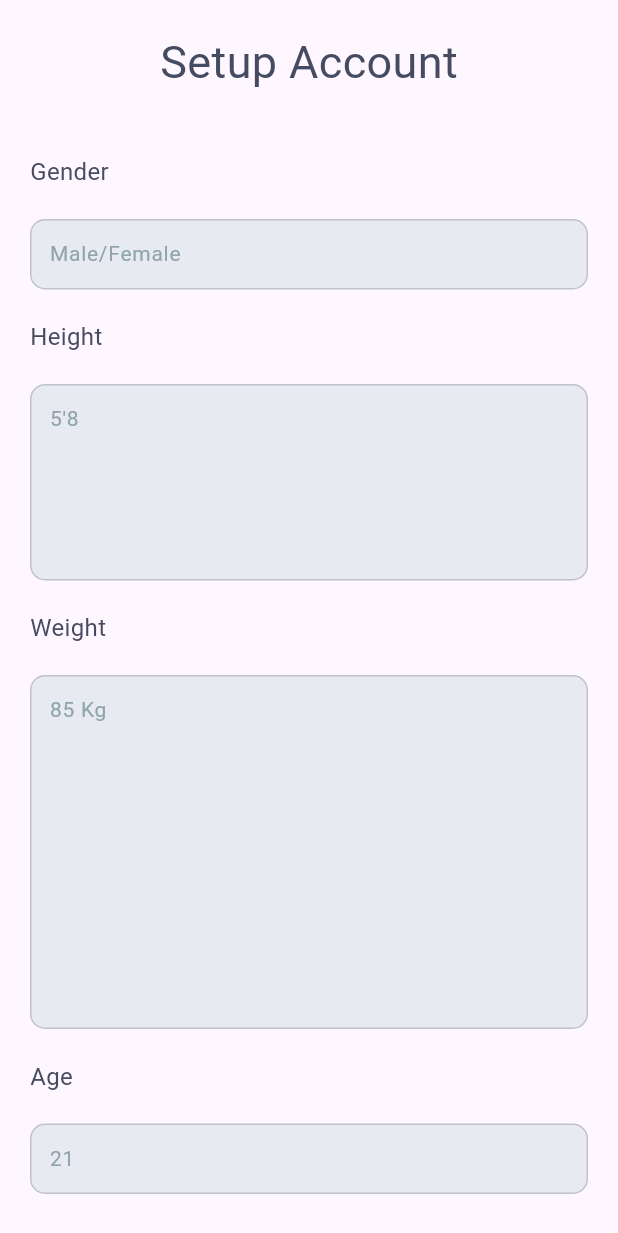
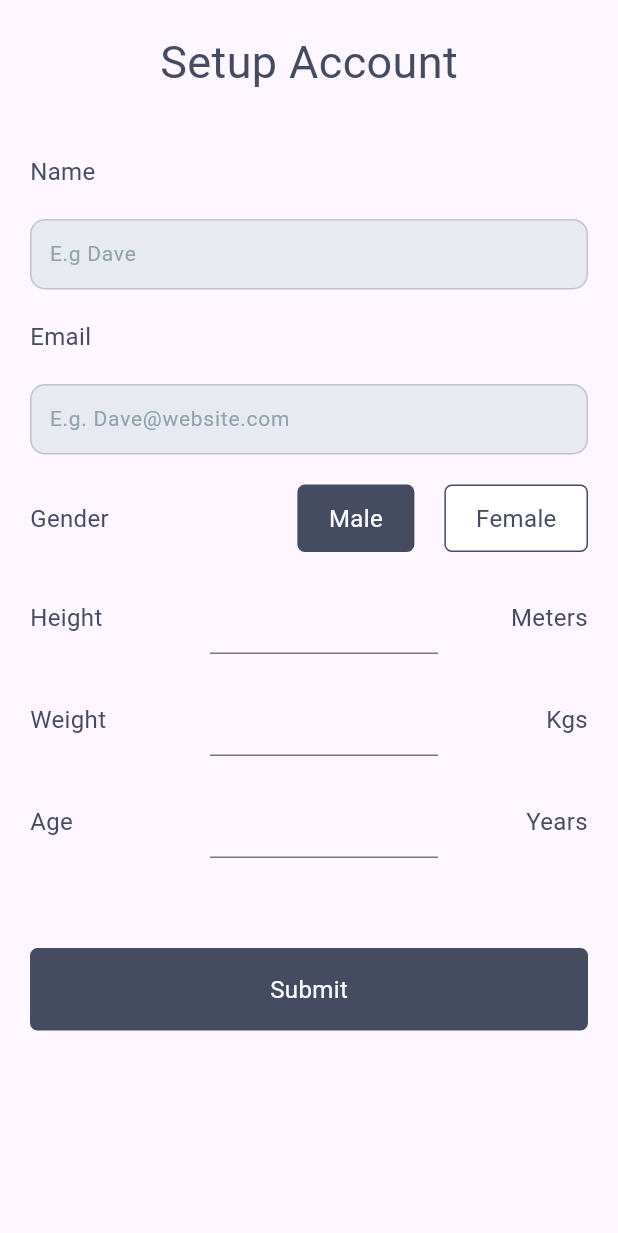
Before and after one commit to Taporaj666/NutriDiet, a Flutter app: the SetupWizard screen opened directly, on a phone screen of 412 x 824 dp. Shown: the top 1233 px of the screen. Run offline on Flutter 3.47's test engine with Material 2 defaults, Android fonts, the phone set to English and light mode, and no system bars; our stand-ins replace cloud_firestore, firebase_auth, firebase_core, fluttertoast, google_sign_in; accounts and stored records are empty.

Commit message:
Correction on edit profile, recipes addition

```diff
--- a/NutriDiet/lib/Account/SetupWizard.dart
+++ b/NutriDiet/lib/Account/SetupWizard.dart
@@ -1,6 +1,7 @@
 import 'package:flutter/Material.dart';
 import 'package:nutridiet/BusinessLogic/FireStore.dart';
 
+import '../BusinessLogic/Firebase.dart';
 import '../Home/Home.dart';
 
 class SetupWizard extends StatefulWidget {
@@ -12,10 +13,20 @@ class SetupWizard extends StatefulWidget {
 
 class _SetupWizardState extends State<SetupWizard> {
 
-  TextEditingController genderController = new TextEditingController();
+  bool genderController = true;
+
+  TextEditingController nameController = new TextEditingController();
+  TextEditingController emailController = new TextEditingController();
   TextEditingController heightController = new TextEditingController();
   TextEditingController ageController = new TextEditingController();
   TextEditingController weightController = new TextEditingController();
+
+  @override void initState() {
+    // TODO: implement initState
+    super.initState();
+    nameController.text = FirebaseManager.user!.displayName!;
+    emailController.text = FirebaseManager.user!.email!;
+  }
 
   @override
   Widget build(BuildContext context) {
@@ -33,17 +44,59 @@ class _SetupWizardState extends State<SetupWizard> {
                 ],
               ),
               SizedBox(height: 40,),
-              inputBox("Gender", genderController, "Male/Female", 1, false),
+              inputBox("Name", nameController, "E.g Dave", true),
               SizedBox(height: 20,),
-              inputBox("Height", heightController, "5'8", 5, true),
+              inputBox("Email", emailController, "E.g. Dave@website.com", true),
               SizedBox(height: 20,),
-              inputBox("Weight", weightController, "85 Kg", 10, true),
+              Row(
+                children: [
+                  Text("Gender", style: TextStyle(fontSize: 16, color: Color(0xff454B60)),),
+                  Spacer(),
+                  GestureDetector(
+                    onTap: () async {
+                      setState(() {
+                        genderController = true;
+                      });
+                    },
+                    child: Container(
+                      padding: EdgeInsets.symmetric(vertical: 10, horizontal: 20),
+                      decoration: BoxDecoration(
+                          color: genderController ? Color(0xff454B60) : Colors.white,
+                          border: Border.all(color: Color(0xff454B60)),
+                          borderRadius: BorderRadius.circular(5)
+                      ),
+                      child: Center(child: Text("Male", style: TextStyle(fontSize: 16, color: genderController ? Colors.white : Color(0xff454B60)),)),
+                    ),
+                  ),
+                  SizedBox(width: 20,),
+                  GestureDetector(
+                    onTap: () async {
+                      setState(() {
+                        genderController = false;
+                      });
+                    },
+                    child: Container(
+                      padding: EdgeInsets.symmetric(vertical: 10, horizontal: 20),
+                      decoration: BoxDecoration(
+                          color: !genderController ? Color(0xff454B60) : Colors.white,
+                          border: Border.all(color: Color(0xff454B60)),
+                          borderRadius: BorderRadius.circular(5)
+                      ),
+                      child: Center(child: Text("Female", style: TextStyle(fontSize: 16, color: !genderController ? Colors.white : Color(0xff454B60)),)),
+                    ),
+                  )
+                ],
+              ),
               SizedBox(height: 20,),
-              inputBox("Age", ageController, "21", 1, true),
-              SizedBox(height: 40,),
+              secondInputBox("Height", "Meters", heightController),
+              SizedBox(height: 20,),
+              secondInputBox("Weight", "Kgs", weightController),
+              SizedBox(height: 20,),
+              secondInputBox("Age", "Years", ageController),
+              SizedBox(height: 60,),
               GestureDetector(
                 onTap: () async {
-                  await nutriBase.addUser(genderController.text, heightController.text, weightController.text, ageController.text);
+                  await nutriBase.addUser(genderController? "Male" : "Female", heightController.text, weightController.text, ageController.text);
                   Navigator.pushAndRemoveUntil(context, MaterialPageRoute(builder: (_) => HomeScreen()), (route) => false);
                 },
                 child: Container(
@@ -63,7 +116,7 @@ class _SetupWizardState extends State<SetupWizard> {
     );
   }
 
-  inputBox(String title, TextEditingController tempController, String hintText, int maxLines, bool kbType) {
+  inputBox(String title, TextEditingController tempController, String hintText, bool rOnly) {
     return Column(
       crossAxisAlignment: CrossAxisAlignment.start,
       children: [
@@ -72,7 +125,7 @@ class _SetupWizardState extends State<SetupWizard> {
         Container(
           padding: EdgeInsets.all(12),
           decoration: BoxDecoration(
-              color: Color(0xffE8EAF2),
+              color: rOnly ? Color(0xffE8EAF2) : Colors.white,
               borderRadius: BorderRadius.circular(10),
               border: Border.all(
                   color: Color(0xffBFC2CD),
@@ -80,8 +133,8 @@ class _SetupWizardState extends State<SetupWizard> {
               )
           ),
           child: TextField(
-            keyboardType: kbType ? TextInputType.numberWithOptions() : TextInputType.text,
-            maxLines: maxLines,
+            readOnly: rOnly,
+            maxLines: 1,
             obscureText: false,
             enableSuggestions: true,
             autocorrect: true,
@@ -89,11 +142,40 @@ class _SetupWizardState extends State<SetupWizard> {
             style: TextStyle(fontSize: 14, color: Color(0xff454B60)),
             decoration: new InputDecoration.collapsed(
               hintText: hintText,
-              hintStyle: TextStyle(fontSize: 14, color: Colors.blueGrey[300]),
+              hintStyle: TextStyle(fontSize: 14, color: rOnly ? Colors.blueGrey[300] : Colors.grey),
             ),
           ),
         ),
       ],
     );
   }
+
+  secondInputBox(String title, String units, TextEditingController tempController) {
+    return Row(
+      children: [
+        SizedBox(
+          width: 100,
+            child: Text(title, style: TextStyle(fontSize: 16, color: Color(0xff454B60)),)
+        ),
+        SizedBox(width: 20,),
+        Expanded(
+          child: TextField(
+            obscureText: false,
+            enableSuggestions: true,
+            autocorrect: true,
+            controller: tempController,
+            style: TextStyle(fontSize: 14, color: Color(0xff454B60)),
+            // decoration: new InputDecoration.collapsed(
+            //   hintText: hintText,
+            //   hintStyle: TextStyle(fontSize: 14, color: rOnly ? Colors.blueGrey[300] : Colors.grey),
+            // ),
+          ),
+        ),
+        SizedBox(
+            width: 100,
+            child: Text(units, style: TextStyle(fontSize: 16, color: Color(0xff454B60)), textAlign: TextAlign.right,)
+        ),
+      ],
+    );
+  }
 }
--- a/NutriDiet/lib/Home/SubPages/Recipe.dart
+++ b/NutriDiet/lib/Home/SubPages/Recipe.dart
@@ -44,7 +44,7 @@ class _RecipeState extends State<Recipe> {
               color: Color(0xffE8EAF2),
               border: Border.all(color: Color(0xffBFC2CD)),
               image: DecorationImage(
-                image: NetworkImage("https://external-content.duckduckgo.com/iu/?u=https%3A%2F%2Fcdn3.tmbi.com%2Fsecure%2FRMS%2Fattachments%2F37%2F1200x1200%2Fexps87236_THCA163696B12_15_3b.jpg&f=1&nofb=1&ipt=de84740a5655da4c28ca93120feba70c11fad2d491fecabe721a789d5518d536&ipo=images"), fit: BoxFit.cover,
+                image: NetworkImage(widget.image), fit: BoxFit.cover,
               ),
             ),
           ),
```
Also changed, not shown: NutriDiet/lib/Account/Signup.dart (+5 -2 lines), NutriDiet/lib/BusinessLogic/Firestore.dart (+3 -11 lines), NutriDiet/lib/Home/SubPages/Kitchen.dart (+5 -3 lines), NutriDiet/lib/Home/SubPages/Profile.dart (+14 -5 lines).
